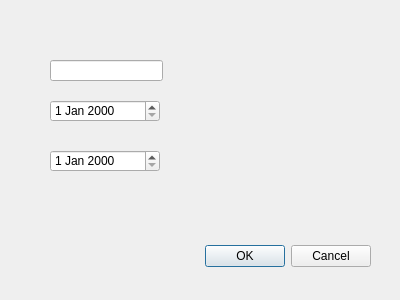
hrafnkelli14/Verklegt-verkefni-3, file personedit.ui: the form before one commit.
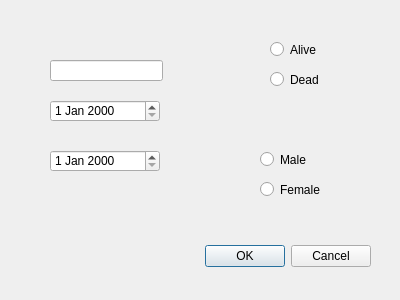
The form after the commit.

Diff of the .ui file:
```diff
--- a/personedit.ui
+++ b/personedit.ui
@@ -59,6 +59,70 @@
     </rect>
    </property>
   </widget>
+  <widget class="QRadioButton" name="aliveButton">
+   <property name="geometry">
+    <rect>
+     <x>270</x>
+     <y>40</y>
+     <width>84</width>
+     <height>19</height>
+    </rect>
+   </property>
+   <property name="text">
+    <string>Alive</string>
+   </property>
+   <attribute name="buttonGroup">
+    <string notr="true">livingGroup</string>
+   </attribute>
+  </widget>
+  <widget class="QRadioButton" name="deadButton">
+   <property name="geometry">
+    <rect>
+     <x>270</x>
+     <y>70</y>
+     <width>84</width>
+     <height>19</height>
+    </rect>
+   </property>
+   <property name="text">
+    <string>Dead</string>
+   </property>
+   <attribute name="buttonGroup">
+    <string notr="true">livingGroup</string>
+   </attribute>
+  </widget>
+  <widget class="QRadioButton" name="maleButton">
+   <property name="geometry">
+    <rect>
+     <x>260</x>
+     <y>150</y>
+     <width>84</width>
+     <height>19</height>
+    </rect>
+   </property>
+   <property name="text">
+    <string>Male</string>
+   </property>
+   <attribute name="buttonGroup">
+    <string notr="true">genderGroup</string>
+   </attribute>
+  </widget>
+  <widget class="QRadioButton" name="femaleButton">
+   <property name="geometry">
+    <rect>
+     <x>260</x>
+     <y>180</y>
+     <width>84</width>
+     <height>19</height>
+    </rect>
+   </property>
+   <property name="text">
+    <string>Female</string>
+   </property>
+   <attribute name="buttonGroup">
+    <string notr="true">genderGroup</string>
+   </attribute>
+  </widget>
  </widget>
  <resources/>
  <connections>
```
Left out of the diff: 4 changed lines with no effect on the pictures.
